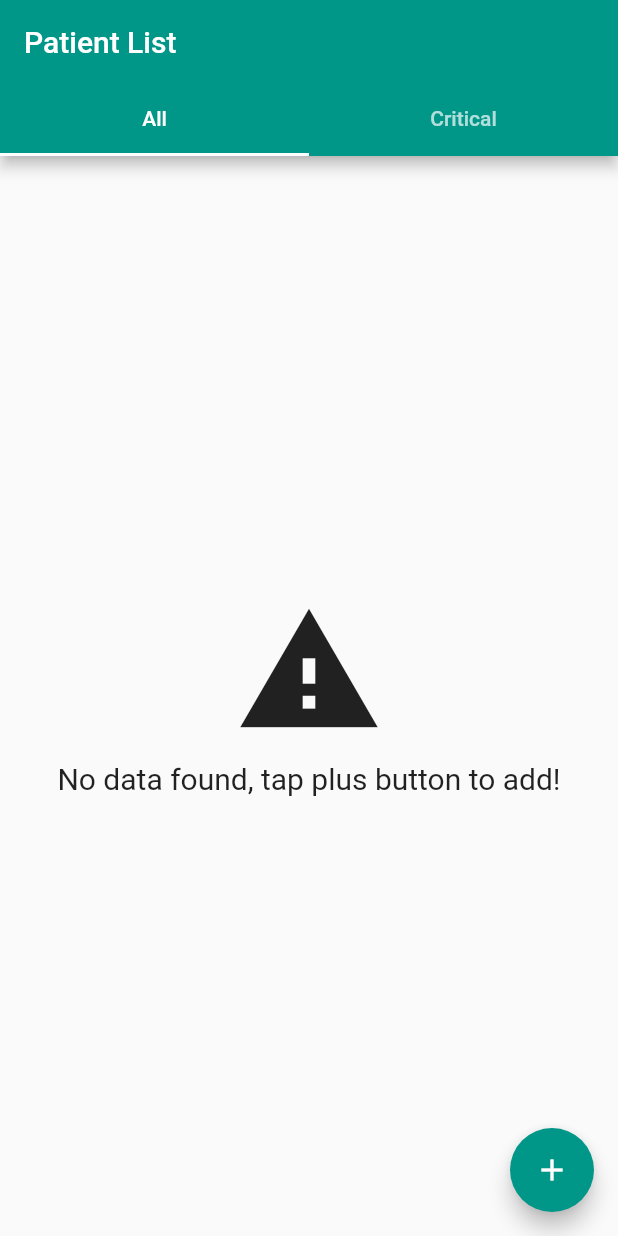
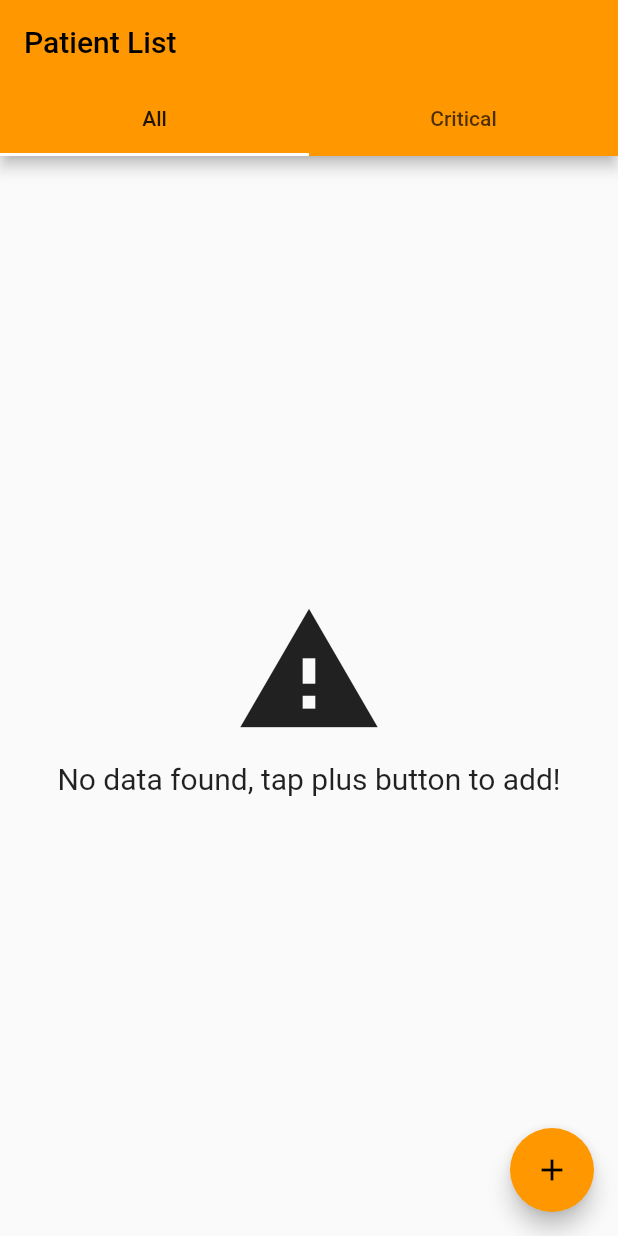
Before and after one commit to vaishnavirao4/mapd722-healthcareapplication, a Flutter app: the screen it shows after launch, on a phone screen of 412 x 824 dp. Run offline on Flutter 3.47's test engine with Material 2 defaults, Android fonts, the phone set to English and light mode, and no system bars; missing offline and left inert: validatorless; network calls fail.

Commit message:
few changes in the design milestone 3

```diff
--- a/lib/main.dart
+++ b/lib/main.dart
@@ -23,7 +23,7 @@ class MyApp extends StatelessWidget {
         // or simply save your changes to "hot reload" in a Flutter IDE).
         // Notice that the counter didn't reset back to zero; the application
         // is not restarted.
-        primarySwatch: Colors.teal,
+        primarySwatch: Colors.orange,
         // This makes the visual density adapt to the platform that you run
         // the app on. For desktop platforms, the controls will be smaller and
         // closer together (more dense) than on mobile platforms.
```
